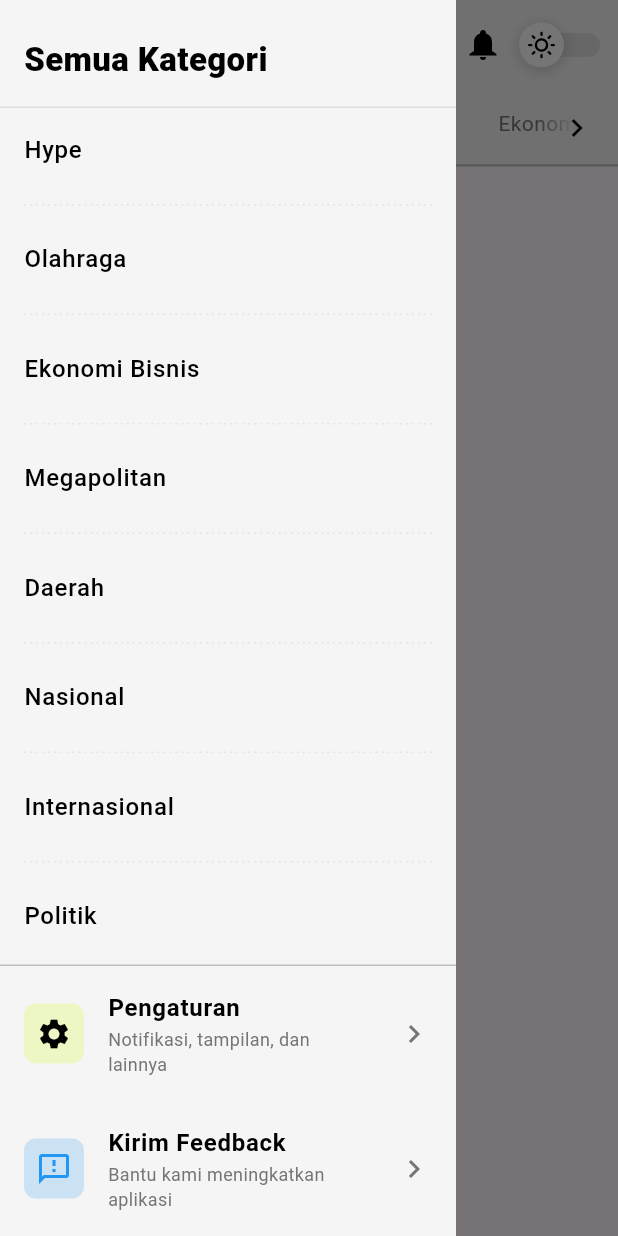
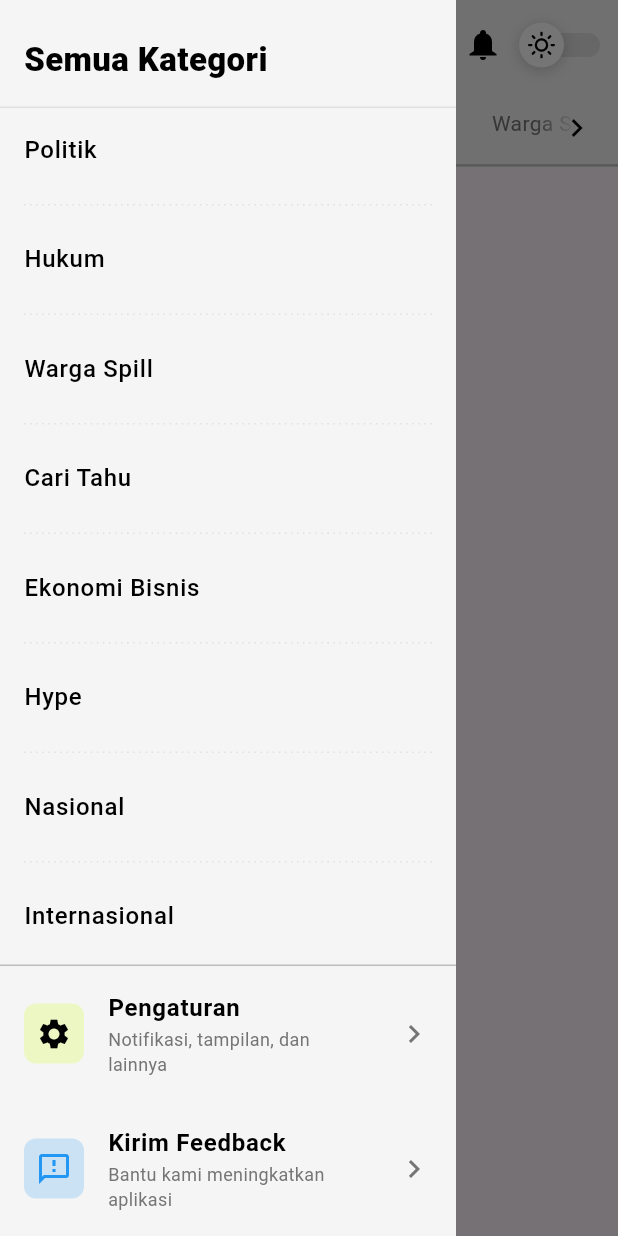
Before and after one commit to vikri546/owrite, a Flutter app: the HomeScreen screen opened directly with empty values, with the side drawer open, on a phone screen of 412 x 824 dp. Run offline on Flutter 3.47's test engine with Material 3 defaults, Android fonts, the phone set to English and light mode, and no system bars; our stand-ins replace audioplayers, cached_network_image, firebase_analytics, firebase_core, flutter_dotenv, flutter_html and 12 more; missing offline and left inert: android_intent_plus, flutter_html_video, flutter_inappwebview, workmanager; accounts and stored records are empty; network calls fail; Roboto replaces fonts that are missing (Arimo); statements that could not run were skipped; project files that could hold a hidden picture were left out.

Commit message:
Android: New Category

```diff
--- a/lib/repositories/article_repository.dart
+++ b/lib/repositories/article_repository.dart
@@ -31,8 +31,14 @@ class ArticleRepository {
     // Gunakan nama kategori (atau 'all' jika null) sebagai bagian dari kunci cache
     final String cacheCategoryIdentifier = categoryName ?? 'all';
 
+    // Untuk kategori khusus seperti "WARGA SPILL" yang sekarang diambil dari tag "Spill",
+    // lebih aman jika selalu hit API langsung (tanpa cache) supaya tidak terjebak cache lama.
+    final bool disableCacheForCategory = categoryName != null &&
+        categoryName.toUpperCase() == 'WARGA SPILL';
+
     // 1. Coba ambil dari cache jika halaman pertama dan tidak dipaksa refresh
-    if (page == 1 && !forceRefresh) {
+    //    (kecuali untuk kategori yang caching-nya dimatikan)
+    if (page == 1 && !forceRefresh && !disableCacheForCategory) {
       try {
         final cachedArticles = await _getCachedArticles(cacheCategoryIdentifier);
         if (cachedArticles != null) { // Jika cache valid dan tidak kedaluwarsa
--- a/lib/screens/home_screen.dart
+++ b/lib/screens/home_screen.dart
@@ -127,26 +127,32 @@ class _HomeScreenState extends State<HomeScreen>
   // ---------------------------------------
 
   final List<Map<String, dynamic>> _allCategories = [
+    {'title': 'Politik', 'category': 'POLITIK'},
+    {'title': 'Hukum', 'category': 'HUKUM'},
+    {'title': 'Warga Spill', 'category': 'WARGA SPILL'},
+    {'title': 'Cari Tahu', 'category': 'CARI TAHU'},
+    {'title': 'Ekonomi Bisnis', 'category': 'EKBIS'},
     {'title': 'Hype', 'category': 'HYPE'},
-    {'title': 'Olahraga', 'category': 'OLAHRAGA'},
-    {'title': 'Ekonomi Bisnis', 'category': 'EKBIS'},
+    {'title': 'Nasional', 'category': 'NASIONAL'},
+    {'title': 'Internasional', 'category': 'INTERNASIONAL'},
     {'title': 'Megapolitan', 'category': 'MEGAPOLITAN'},
     {'title': 'Daerah', 'category': 'DAERAH'},
-    {'title': 'Nasional', 'category': 'NASIONAL'},
-    {'title': 'Internasional', 'category': 'INTERNASIONAL'},
-    {'title': 'Politik', 'category': 'POLITIK'},
+    {'title': 'Olahraga', 'category': 'OLAHRAGA'},
     {'title': 'Kesehatan', 'category': 'KESEHATAN'},
   ];
 
   final Map<String, String> _categoryTitles = {
+    'POLITIK': 'Politik',
+    'HUKUM': 'Hukum',
+    'WARGA SPILL': 'Warga Spill',
+    'CARI TAHU': 'Cari Tahu',
+    'EKBIS': 'Ekonomi Bisnis',
     'HYPE': 'Hype',
-    'OLAHRAGA': 'Olahraga',
-    'EKBIS': 'Ekonomi Bisnis',
+    'NASIONAL': 'Nasional',
+    'INTERNASIONAL': 'Internasional',
     'MEGAPOLITAN': 'Megapolitan',
     'DAERAH': 'Daerah',
-    'NASIONAL': 'Nasional',
-    'INTERNASIONAL': 'Internasional',
-    'POLITIK': 'Politik',
+    'OLAHRAGA': 'Olahraga',
     'KESEHATAN': 'Kesehatan',
   };
 
--- a/lib/screens/notification_settings_screen.dart
+++ b/lib/screens/notification_settings_screen.dart
@@ -27,6 +27,7 @@ class _NotificationSettingsScreenState
   bool _daerah = false;      // Kategori DAERAH
   bool _nasional = false;    // Kategori NASIONAL
   bool _internasional = false; // Kategori INTERNASIONAL
+  bool _hukum = false;         // Kategori HUKUM
 
   // Cek apakah notifikasi diizinkan pengguna di aplikasi (custom logic)
   bool _notificationsEnabled = false;
@@ -58,6 +59,7 @@ class _NotificationSettingsScreenState
       _daerah = prefs.getBool('notif_category_DAERAH') ?? false;
       _nasional = prefs.getBool('notif_category_NASIONAL') ?? false;
       _internasional = prefs.getBool('notif_category_INTERNASIONAL') ?? false;
+      _hukum = prefs.getBool('notif_category_HUKUM') ?? false;
     });
   }
 
@@ -156,6 +158,7 @@ class _NotificationSettingsScreenState
       _daerah = false;
       _nasional = false;
       _internasional = false;
+      _hukum = false;
     });
     await prefs.setBool('notif_breaking_news', true);
     await prefs.setBool('notif_top_business', true);
@@ -167,6 +170,7 @@ class _NotificationSettingsScreenState
     await prefs.setBool('notif_category_DAERAH', false);
     await prefs.setBool('notif_category_NASIONAL', false);
     await prefs.setBool('notif_category_INTERNASIONAL', false);
+    await prefs.setBool('notif_category_HUKUM', false);
     // Optionally stop scheduler/notifications, if your service supports it
     await _scheduler.updateCategoryPreferences();
   }
@@ -182,6 +186,7 @@ class _NotificationSettingsScreenState
       _daerah = false;
       _nasional = false;
       _internasional = false;
+      _hukum = false;
     });
     await prefs.setBool('notif_category_HYPE', false);
     await prefs.setBool('notif_category_OLAHRAGA', false);
@@ -190,6 +195,7 @@ class _NotificationSettingsScreenState
     await prefs.setBool('notif_category_DAERAH', false);
     await prefs.setBool('notif_category_NASIONAL', false);
     await prefs.setBool('notif_category_INTERNASIONAL', false);
+    await prefs.setBool('notif_category_HUKUM', false);
     await _scheduler.updateCategoryPreferences();
   }
 
@@ -492,6 +498,20 @@ class _NotificationSettingsScreenState
                 ? (value) {
                     setState(() => _internasional = value);
                     _saveCategoryPreference('INTERNASIONAL', value);
+                  }
+                : null,
+            isDark: isDark,
+            enabled: sectionKategoriEnabled,
+          ),
+          _buildDottedDivider(isDark),
+
+          _buildToggleItem(
+            title: 'Hukum',
+            value: _hukum,
+            onChanged: (sectionKategoriEnabled)
+                ? (value) {
+                    setState(() => _hukum = value);
+                    _saveCategoryPreference('HUKUM', value);
                   }
                 : null,
             isDark: isDark,
--- a/lib/screens/notifications_screen.dart
+++ b/lib/screens/notifications_screen.dart
@@ -89,6 +89,9 @@ class _NotificationsScreenState extends State<NotificationsScreen> {
       'INTERNASIONAL',
       'POLITIK',
       'KESEHATAN',
+      'HUKUM',
+      'WARGA SPILL',
+      'CARI TAHU',
     ];
     _allCategories.sort();
   }
--- a/lib/screens/search_focus_screen.dart
+++ b/lib/screens/search_focus_screen.dart
@@ -21,7 +21,7 @@ class SortFilterScreen extends StatefulWidget {
   final Set<String> initialCategories;
   final bool isDark;
 
-  static const Map<String, int> categoryMap = {
+  static const Map<String, int?> categoryMap = {
     'HYPE': 16,
     'OLAHRAGA': 15,
     'EKBIS': 17,
@@ -31,6 +31,9 @@ class SortFilterScreen extends StatefulWidget {
     'INTERNASIONAL': 13,
     'POLITIK': 530,
     'KESEHATAN': 725,
+    'HUKUM': 1532,
+    'WARGA SPILL': null,
+    'CARI TAHU': 1420,
   };
 
   static const List<Map<String, String>> sortOptions = [
--- a/lib/screens/settings_screen.dart
+++ b/lib/screens/settings_screen.dart
@@ -361,7 +361,7 @@ class _SettingsScreenState extends State<SettingsScreen> {
                       children: [
                         Text('Owrite', style: TextStyle(color: textColor, fontWeight: FontWeight.bold, fontSize: 18)),
                         const SizedBox(height: 4),
-                        Text('Versi 1.0.4', style: TextStyle(color: subtitleColor, fontSize: 14)),
+                        Text('Versi 1.0.5', style: TextStyle(color: subtitleColor, fontSize: 14)),
                       ],
                     ),
                   ),
--- a/lib/services/api_service.dart
+++ b/lib/services/api_service.dart
@@ -9,7 +9,7 @@ class ApiService {
   static const String _baseUrl = 'https://www.owrite.id/wp-json/wp/v2';
   static const String _apiKey = 'AIzaSyDa3Fo_obfSV_DTUo8OmaSUiR7U7KllYEs';
 
-  static const Map<String, int> _categoryNameToIdMap = {
+  static const Map<String, int?> _categoryNameToIdMap = {
     'HYPE': 16,
     'OLAHRAGA': 15,
     'EKBIS': 17,
@@ -19,6 +19,9 @@ class ApiService {
     'INTERNASIONAL': 13,
     'POLITIK': 530,
     'KESEHATAN': 725,
+    'HUKUM': 1532,
+    'WARGA SPILL': null,
+    'CARI TAHU': 1420,
   };
 
   final http.Client _client;
@@ -31,20 +34,28 @@ class ApiService {
     int pageSize = 100,
     bool forceRefresh = false,
   }) async {
+    if (categoryName != null &&
+        categoryName.toUpperCase() == 'WARGA SPILL') {
+      return getArticlesByTag(3415, page: page, pageSize: pageSize);
+    }
+
     final Map<String, String> queryParameters = {
       'page': page.toString(),
       'per_page': pageSize.toString(),
-      '_embed': '1', // Ini akan mengambil semua data embedded termasuk featured media
+      '_embed': '1',
       'orderby': 'date',
       'order': 'desc',
     };
 
     if (categoryName != null && categoryName.isNotEmpty) {
       final int? categoryId = _categoryNameToIdMap[categoryName.toUpperCase()];
-      if (categoryId != null) {
+      if (categoryId != null && categoryId > 0) {
         queryParameters['categories'] = categoryId.toString();
       } else {
-        print("Peringatan: ID Kategori untuk '$categoryName' tidak ditemukan.");
+        print(
+          "Peringatan: ID Kategori untuk '$categoryName' tidak ditemukan atau belum diset. "
+          "Pastikan _categoryNameToIdMap sudah diisi dengan ID kategori WordPress yang benar.",
+        );
       }
     }
 
@@ -79,8 +90,7 @@ class ApiService {
     int page = 1,
     int pageSize = 100,
   }) async {
-    // --- (PERBAIKAN LOGIKA) ---
-    // Buat queryParameters dasar
+    // Search Query Params
     final queryParameters = <String, dynamic>{
       'search': query,
       'per_page': pageSize.toString(),
@@ -88,25 +98,19 @@ class ApiService {
       '_embed': 'true',
     };
 
-    // --- LOGIKA BARU UNTUK SORTING (Perbaikan) ---
-    // sortBy akan berisi 'newest' atau 'oldest' dari aplikasi
+    // Sort Order
     if (sortBy == 'oldest') {
-      // Jika 'oldest', urutkan berdasarkan 'date' (tanggal) secara 'asc' (ascending/menaik)
       queryParameters['orderby'] = 'date';
       queryParameters['order'] = 'asc';
     } else {
-      // Jika 'newest' (atau default), urutkan berdasarkan 'date' (tanggal) secara 'desc' (descending/menurun)
       queryParameters['orderby'] = 'date';
       queryParameters['order'] = 'desc';
     }
-    // --- AKHIR LOGIKA SORTING ---
 
-    // --- TAMBAHAN: filter categoryIds jika ada ---
+    // Category Filter
     if (categoryIds != null && categoryIds.isNotEmpty) {
-      // WordPress expects a comma-separated string of category IDs
       queryParameters['categories'] = categoryIds.join(',');
     }
-    // --- AKHIR TAMBAHAN ---
 
     // Cast queryParameters to Map<String, String> for Uri usage
     final Map<String, String> stringQueryParameters = queryParameters.map((key, value) => MapEntry(key, value.toString()));
@@ -219,7 +223,7 @@ class ApiService {
 
     if (response.statusCode == 200) {
       final data = jsonDecode(response.body);
-      // Ambil audio base64 dari response
+      // Extract Audio Base64
       final audio = data['candidates'][0]['content']['parts'][0]['inlineData']['data'];
       return audio;
     } else {
--- a/lib/services/background_notification_service.dart
+++ b/lib/services/background_notification_service.dart
@@ -29,6 +29,9 @@ class BackgroundNotificationService {
     'DAERAH',
     'NASIONAL',
     'INTERNASIONAL',
+    'HUKUM',
+    'WARGA SPILL',
+    'CARI TAHU',
   ];
 
   // Initialize background service
@@ -230,6 +233,8 @@ class BackgroundNotificationService {
         return 'Nasional';
       case 'INTERNASIONAL':
         return 'Internasional';
+      case 'HUKUM':
+        return 'Hukum';
       default:
         return category;
     }
--- a/lib/services/notification_scheduler.dart
+++ b/lib/services/notification_scheduler.dart
@@ -29,6 +29,9 @@ class NotificationScheduler {
     'DAERAH',
     'NASIONAL',
     'INTERNASIONAL',
+    'HUKUM',
+    'WARGA SPILL',
+    'CARI TAHU',
   ];
 
   // Initialize scheduler
@@ -240,6 +243,8 @@ class NotificationScheduler {
         return 'Nasional';
       case 'INTERNASIONAL':
         return 'Internasional';
+      case 'HUKUM':
+        return 'Hukum';
       default:
         return category;
     }
--- a/pubspec.yaml
+++ b/pubspec.yaml
@@ -16,7 +16,7 @@ publish_to: "none" # Remove this line if you wish to publish to pub.dev
 # https://developer.apple.com/library/archive/documentation/General/Reference/InfoPlistKeyReference/Articles/CoreFoundationKeys.html
 # In Windows, build-name is used as the major, minor, and patch parts
 # of the product and file versions while build-number is used as the build suffix.
-version: 1.0.4+2
+version: 1.0.5+3
 
 environment:
   sdk: ^3.6.0
```
Also changed, not shown: lib/main.dart (+24 -46 lines), lib/screens/link_screen.dart (+3 -3 lines), lib/services/gemini_service.dart (+10 -15 lines), lib/services/reading_tracker_service.dart (+20 -21 lines), lib/services/youtube_service.dart (+18 -22 lines), 2 other files.
